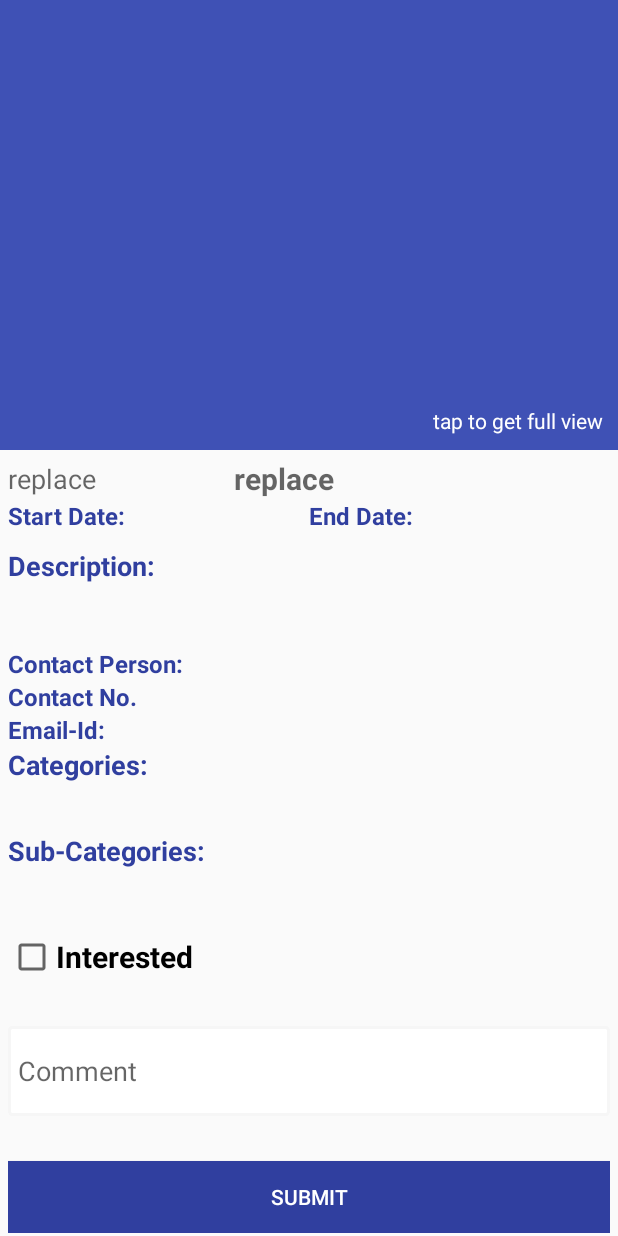
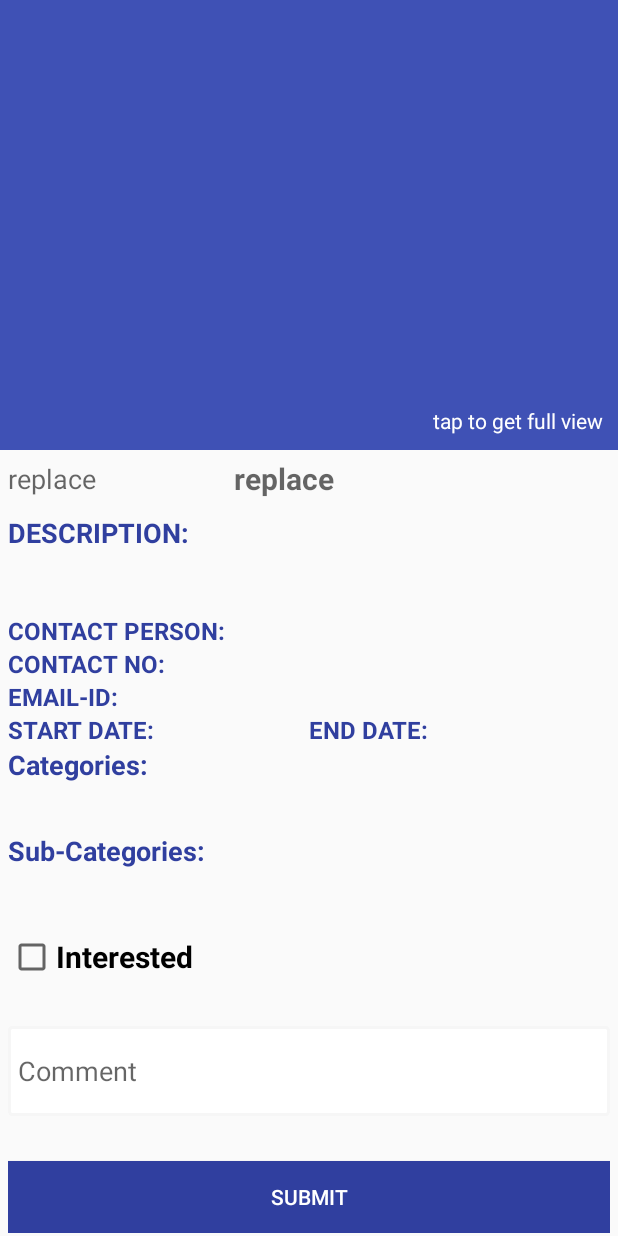
Before and after one commit to DigywoodTechnologies/CineAuditions, an Android app: the layout activity_respond_avt_info.xml on its own in the app's theme, with its tools: preview values and no code run, on a phone screen of 412 x 824 dp. Run offline under Robolectric (Android 15) with nearby library versions, the phone set to English and light mode, and no system bars.

Commit message:
All Changes 2018-02-21

```diff
--- a/app/src/main/java/com/digywood/cineauditions/DBHelper/DBHelper.java
+++ b/app/src/main/java/com/digywood/cineauditions/DBHelper/DBHelper.java
@@ -21,7 +21,7 @@ public class DBHelper extends SQLiteOpenHelper {
 
     Context context;
     SQLiteDatabase db;
-    private static final int DATABASE_VERSION = 2;
+    private static final int DATABASE_VERSION =3;
 
     public DBHelper(Context c)
     {
@@ -107,6 +107,11 @@ public class DBHelper extends SQLiteOpenHelper {
             default:
                 throw new IllegalStateException("onUpgrade() with unknown old version "+oldVersion);
         }
+    }
+
+    @Override
+    public void onDowngrade(SQLiteDatabase db, int oldVersion, int newVersion) {
+        super.onDowngrade(db, oldVersion, newVersion);
     }
 
     public long insertNewProducer(String name, String address, String city, String state, String contact_Person, String phno, String emailId, String otp, String regDate, String status){
--- a/app/src/main/res/layout/activity_respond_avt_info.xml
+++ b/app/src/main/res/layout/activity_respond_avt_info.xml
@@ -97,6 +97,93 @@
                     android:textStyle="bold"/>
             </LinearLayout>
 
+            <TextView
+                android:layout_width="wrap_content"
+                android:layout_height="wrap_content"
+                android:textStyle="bold"
+                android:layout_marginTop="10dp"
+                android:textColor="@color/colorPrimaryDark"
+                android:text="DESCRIPTION:"
+                android:textSize="18sp"/>
+            <TextView
+                android:id="@+id/view_description"
+                android:layout_width="wrap_content"
+                android:layout_height="wrap_content"
+                android:layout_margin="10dp"
+                android:textSize="16sp"/>
+
+            <LinearLayout
+                android:layout_width="match_parent"
+                android:layout_height="wrap_content"
+                android:orientation="horizontal"
+                android:weightSum="10">
+
+                <TextView
+                    android:layout_width="match_parent"
+                    android:layout_height="wrap_content"
+                    android:text="CONTACT PERSON:"
+                    android:layout_weight="5"
+                    android:textColor="@color/colorPrimaryDark"
+                    android:textStyle="bold"
+                    android:textSize="16sp"/>
+                <TextView
+                    android:id="@+id/personnameTv"
+                    android:layout_width="match_parent"
+                    android:layout_height="wrap_content"
+                    android:layout_weight="5"
+                    android:textStyle="bold"
+                    android:textSize="16sp"/>
+
+            </LinearLayout>
+
+            <LinearLayout
+                android:layout_width="match_parent"
+                android:layout_height="wrap_content"
+                android:orientation="horizontal"
+                android:weightSum="10">
+
+                <TextView
+                    android:layout_width="match_parent"
+                    android:layout_height="wrap_content"
+                    android:text="CONTACT NO: "
+                    android:layout_weight="5"
+                    android:textColor="@color/colorPrimaryDark"
+                    android:textStyle="bold"
+                    android:textSize="16sp"/>
+                <TextView
+                    android:id="@+id/personnumberTv"
+                    android:layout_width="match_parent"
+                    android:layout_height="wrap_content"
+                    android:layout_weight="5"
+                    android:textStyle="bold"
+                    android:textSize="16sp"/>
+
+            </LinearLayout>
+
+            <LinearLayout
+                android:layout_width="match_parent"
+                android:layout_height="wrap_content"
+                android:orientation="horizontal"
+                android:weightSum="10">
+
+                <TextView
+                    android:layout_width="match_parent"
+                    android:layout_height="wrap_content"
+                    android:text="EMAIL-ID:"
+                    android:layout_weight="5"
+                    android:textColor="@color/colorPrimaryDark"
+                    android:textStyle="bold"
+                    android:textSize="16sp"/>
+                <TextView
+                    android:id="@+id/view_emailTv"
+                    android:layout_width="match_parent"
+                    android:layout_height="wrap_content"
+                    android:layout_weight="5"
+                    android:textStyle="bold"
+                    android:textSize="16sp"/>
+
+            </LinearLayout>
+
             <LinearLayout
                 android:layout_width="match_parent"
                 android:layout_height="wrap_content"
@@ -110,7 +197,7 @@
                     <TextView
                         android:layout_width="wrap_content"
                         android:layout_height="wrap_content"
-                        android:text="Start Date:"
+                        android:text="START DATE:"
                         android:layout_weight="1"
                         android:textColor="@color/colorPrimaryDark"
                         android:textStyle="bold"
@@ -133,7 +220,7 @@
                     <TextView
                         android:layout_width="wrap_content"
                         android:layout_height="wrap_content"
-                        android:text="End Date:"
+                        android:text="END DATE:"
                         android:layout_weight="1"
                         android:textColor="@color/colorPrimaryDark"
                         android:textStyle="bold"
@@ -147,93 +234,6 @@
                         android:textSize="16sp"/>
 
                 </LinearLayout>
-            </LinearLayout>
-
-            <TextView
-                android:layout_width="wrap_content"
-                android:layout_height="wrap_content"
-                android:textStyle="bold"
-                android:layout_marginTop="10dp"
-                android:textColor="@color/colorPrimaryDark"
-                android:text="Description:"
-                android:textSize="18sp"/>
-            <TextView
-                android:id="@+id/view_description"
-                android:layout_width="wrap_content"
-                android:layout_height="wrap_content"
-                android:layout_margin="10dp"
-                android:textSize="16sp"/>
-
-            <LinearLayout
-                android:layout_width="match_parent"
-                android:layout_height="wrap_content"
-                android:orientation="horizontal"
-                android:weightSum="10">
-
-                <TextView
-                    android:layout_width="wrap_content"
-                    android:layout_height="wrap_content"
-                    android:text="Contact Person:"
-                    android:layout_weight="1"
-                    android:textColor="@color/colorPrimaryDark"
-                    android:textStyle="bold"
-                    android:textSize="16sp"/>
-                <TextView
-                    android:id="@+id/personnameTv"
-                    android:layout_width="wrap_content"
-                    android:layout_height="wrap_content"
-                    android:layout_weight="9"
-                    android:textStyle="bold"
-                    android:textSize="16sp"/>
-
-            </LinearLayout>
-
-            <LinearLayout
-                android:layout_width="match_parent"
-                android:layout_height="wrap_content"
-                android:orientation="horizontal"
-                android:weightSum="10">
-
-                <TextView
-                    android:layout_width="wrap_content"
-                    android:layout_height="wrap_content"
-                    android:text="Contact No.  "
-                    android:layout_weight="1"
-                    android:textColor="@color/colorPrimaryDark"
-                    android:textStyle="bold"
-                    android:textSize="16sp"/>
-                <TextView
-                    android:id="@+id/personnumberTv"
-                    android:layout_width="wrap_content"
-                    android:layout_height="wrap_content"
-                    android:layout_weight="9"
-                    android:textStyle="bold"
-                    android:textSize="16sp"/>
-
-            </LinearLayout>
-
-            <LinearLayout
-                android:layout_width="match_parent"
-                android:layout_height="wrap_content"
-                android:orientation="horizontal"
-                android:weightSum="10">
-
-                <TextView
-                    android:layout_width="wrap_content"
-                    android:layout_height="wrap_content"
-                    android:text="Email-Id:"
-                    android:layout_weight="1"
-                    android:textColor="@color/colorPrimaryDark"
-                    android:textStyle="bold"
-                    android:textSize="16sp"/>
-                <TextView
-                    android:id="@+id/view_emailTv"
-                    android:layout_width="wrap_content"
-                    android:layout_height="wrap_content"
-                    android:layout_weight="9"
-                    android:textStyle="bold"
-                    android:textSize="16sp"/>
-
             </LinearLayout>
 
             <LinearLayout
```
